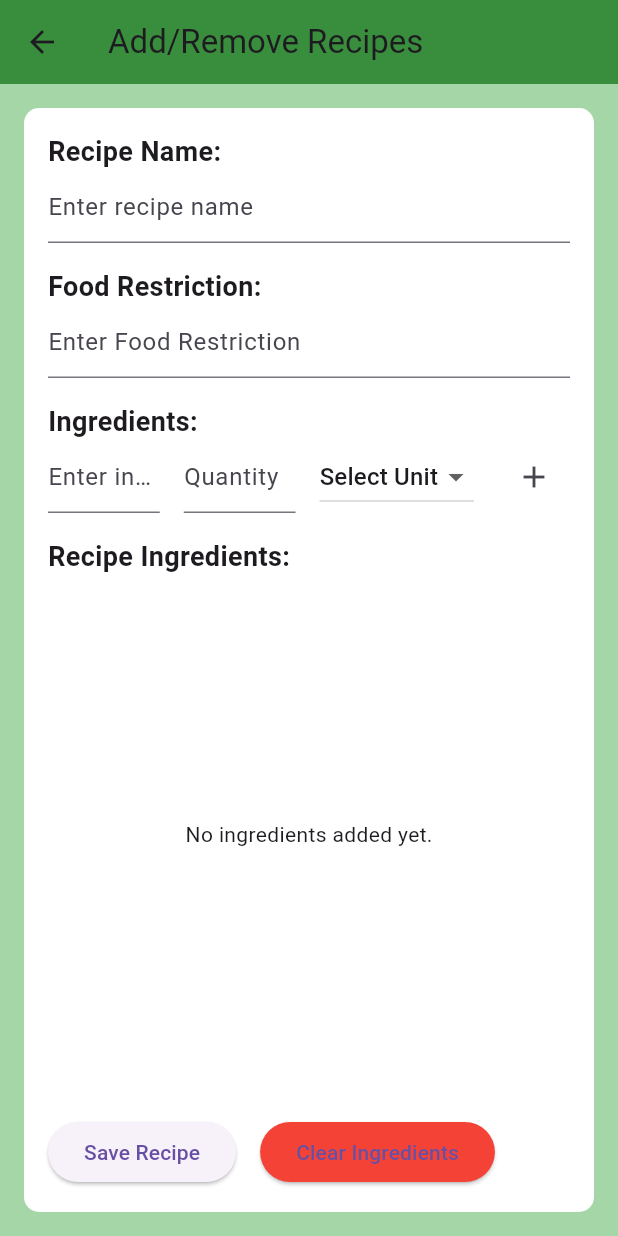
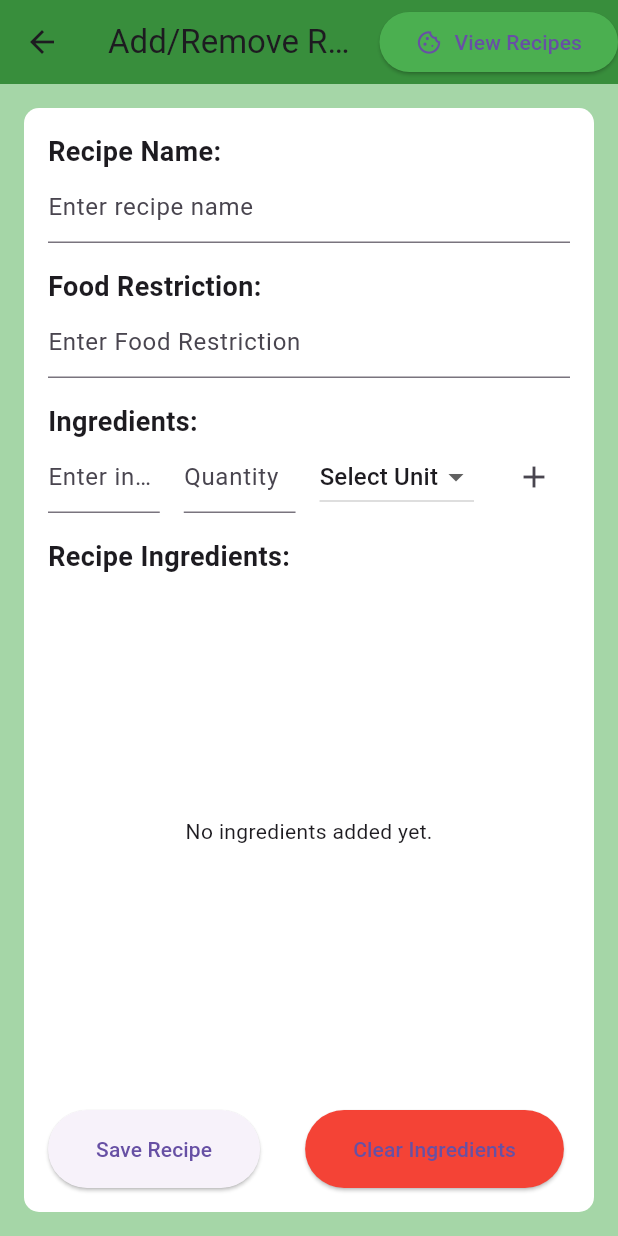
Before and after one commit to RhysRoo/SDrecipe, a Flutter app: the screen it shows once a user with an empty profile is signed in, in the side drawer, after a tap on "Add Recipe", on a phone screen of 412 x 824 dp. Run offline on Flutter 3.47's test engine with Material 3 defaults, Android fonts, the phone set to English and light mode, and no system bars; our stand-ins replace cloud_firestore, firebase_auth, firebase_core, google_sign_in, sign_in_with_apple; accounts and stored records are empty.

Commit message:
View Recipes Page

```diff
--- a/recipe_app/lib/pages/add_recipe_page/add_recipe.dart
+++ b/recipe_app/lib/pages/add_recipe_page/add_recipe.dart
@@ -2,6 +2,7 @@
 
 import 'package:flutter/material.dart';
 import 'package:flutter_log/pages/add_recipe_page/add_recipe_manager.dart';
+import 'package:flutter_log/pages/add_recipe_page/show_recipes.dart';
 import 'package:flutter_log/pages/add_remove_ingredients_page/ingredientManager.dart';
 
 class AddRecipe extends StatefulWidget {
@@ -29,6 +30,28 @@ class _AddRecipeState extends State<AddRecipe> {
       appBar: AppBar(
         backgroundColor: Colors.green[700],
         title: const Text('Add/Remove Recipes'),
+        actions: [
+          ElevatedButton(
+            onPressed: () {
+              // Navigate to the "ShowRecipePage" when the button is pressed
+              Navigator.push(
+                context,
+                MaterialPageRoute(builder: (context) => const ShowRecipePage()),
+              );
+            },
+            style: ElevatedButton.styleFrom(
+              backgroundColor: Color.fromARGB(
+                  255, 75, 175, 80), // Change the button color to green
+            ),
+            child: const Row(
+              children: [
+                Icon(Icons.cookie_outlined), // Change the icon to 'visibility'
+                SizedBox(width: 8.0), // Add some spacing between icon and text
+                Text('View Recipes'), // Change the label to 'View Recipes'
+              ],
+            ),
+          ),
+        ],
       ),
       backgroundColor: Colors.green[200],
       body: Padding(
@@ -132,17 +155,23 @@ class _AddRecipeState extends State<AddRecipe> {
                     onPressed: () {
                       _saveRecipe();
                     },
+                    style: ElevatedButton.styleFrom(
+                      padding: const EdgeInsets.symmetric(
+                          vertical: 16.0, horizontal: 32.0),
+                    ),
                     child: const Text('Save Recipe'),
                   ),
-                  const SizedBox(width: 16.0),
+                  const SizedBox(width: 30.0),
                   ElevatedButton(
                     onPressed: () {
                       setState(() {
                         _ingredients.clear();
                       });
                     },
-                    style: ButtonStyle(
-                      backgroundColor: MaterialStateProperty.all(Colors.red),
+                    style: ElevatedButton.styleFrom(
+                      backgroundColor: Colors.red,
+                      padding: const EdgeInsets.symmetric(
+                          vertical: 16.0, horizontal: 32.0),
                     ),
                     child: const Text('Clear Ingredients'),
                   ),
```
Also changed, not shown: recipe_app/lib/pages/add_recipe_page/show_recipes.dart (added, +22 -0 lines).
